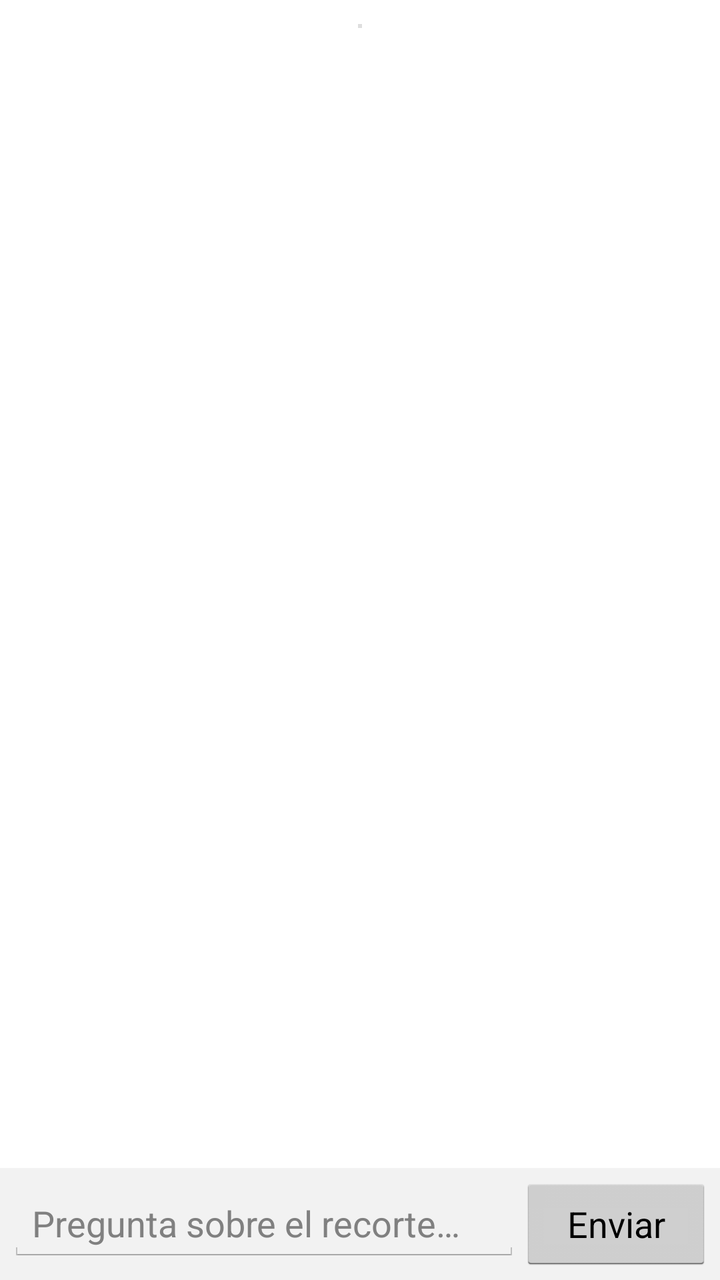
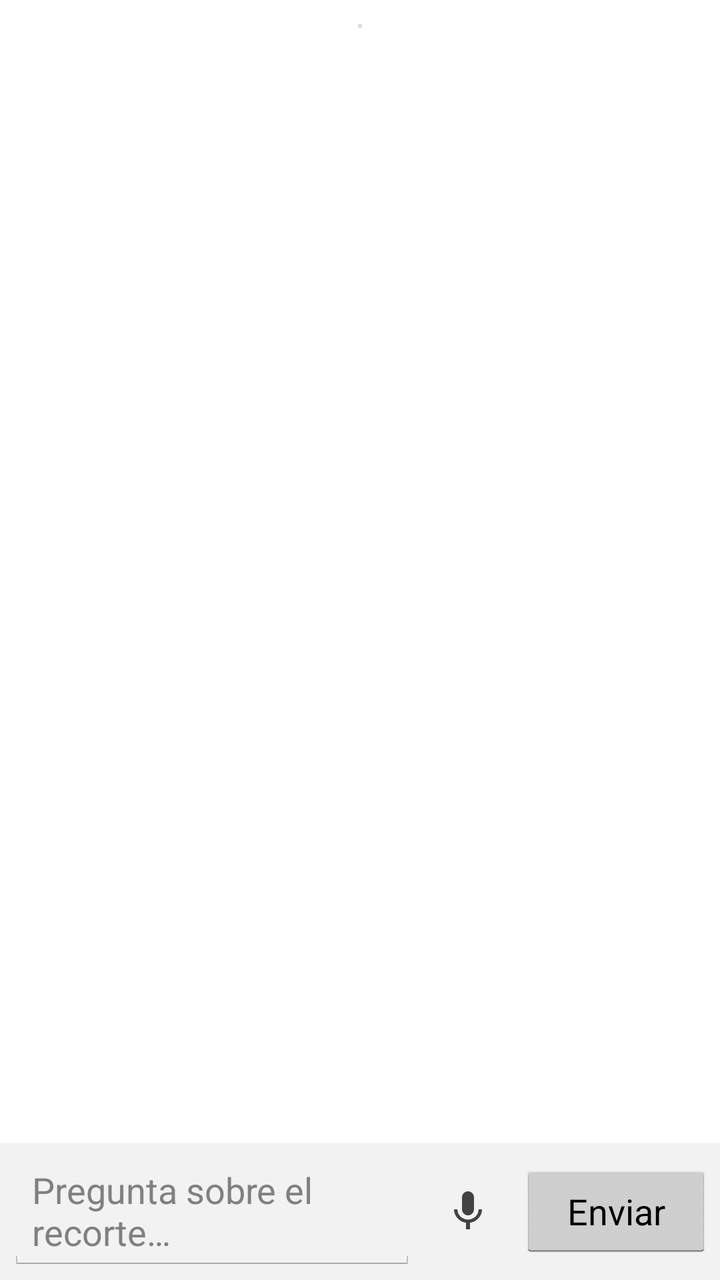

An Android layout rendered at two revisions. The XML below is the earlier revision; the diff shows what the commit changed to produce the second picture.
<!-- AndroidManifest.xml: application theme AppTheme -->
<!-- res/layout/activity_ai_chat.xml -->
<?xml version="1.0" encoding="utf-8"?>
<LinearLayout xmlns:android="http://schemas.android.com/apk/res/android"
    android:layout_width="match_parent"
    android:layout_height="match_parent"
    android:orientation="vertical">

    <ScrollView
        android:id="@+id/ai_scroll"
        android:layout_width="match_parent"
        android:layout_height="0dp"
        android:layout_weight="1">

        
        <LinearLayout
            android:id="@+id/ai_messages"
            android:layout_width="match_parent"
            android:layout_height="wrap_content"
            android:orientation="vertical"
            android:padding="12dp">

            <ImageView
                android:id="@+id/ai_image"
                android:layout_width="wrap_content"
                android:layout_height="wrap_content"
                android:layout_gravity="center_horizontal"
                android:adjustViewBounds="true"
                android:background="#FFDEDEDE"
                android:contentDescription="@string/ai_selection_image"
                android:maxHeight="200dp"
                android:padding="1dp"
                android:scaleType="fitCenter" />
        </LinearLayout>
    </ScrollView>

    <LinearLayout
        style="@style/InkToolbar"
        android:layout_width="match_parent"
        android:layout_height="wrap_content"
        android:paddingBottom="4dp"
        android:paddingTop="4dp">

        <EditText
            android:id="@+id/ai_input"
            android:layout_width="0dp"
            android:layout_height="wrap_content"
            android:layout_weight="1"
            android:hint="@string/ai_chat_hint"
            android:importantForAutofill="no"
            android:inputType="textMultiLine|textCapSentences"
            android:maxLines="4" />

        <Button
            android:id="@+id/ai_send"
            android:layout_width="wrap_content"
            android:layout_height="wrap_content"
            android:minWidth="96dp"
            android:text="@string/ai_send" />
    </LinearLayout>
</LinearLayout>
<!-- resources referenced by this layout -->
<resources>
  <string name="ai_chat_hint">Pregunta sobre el recorte…</string>
  <string name="ai_selection_image">Recorte de la nota</string>
  <string name="ai_send">Enviar</string>
  <style name="InkToolbar">
          <item name="android:background">#FFF2F2F2</item>
          <item name="android:gravity">center_vertical</item>
          <item name="android:orientation">horizontal</item>
          <item name="android:paddingStart">4dp</item>
          <item name="android:paddingEnd">4dp</item>
      </style>
  <style name="AppTheme" parent="@android:style/Theme.Holo.Light.DarkActionBar" />
</resources>

<!-- the commit's change to res/layout/activity_ai_chat.xml (unified diff, before → after) -->
@@ -49,6 +49,12 @@
             android:inputType="textMultiLine|textCapSentences"
             android:maxLines="4" />
 
+        <ImageButton
+            android:id="@+id/ai_dictate"
+            style="@style/InkTool"
+            android:contentDescription="@string/action_dictate"
+            android:src="@drawable/ic_mic" />
+
         <Button
             android:id="@+id/ai_send"
             android:layout_width="wrap_content"
<!-- resource entries referenced after the edit -->
@@ -1,8 +1,28 @@
 <!-- resources referenced by this layout -->
 <resources>
+  <!-- drawable ic_mic (drawable) -->
+  <?xml version="1.0" encoding="utf-8"?>
+  <vector xmlns:android="http://schemas.android.com/apk/res/android"
+      android:width="24dp"
+      android:height="24dp"
+      android:viewportWidth="24"
+      android:viewportHeight="24">
+      <path
+          android:fillColor="#FF424242"
+          android:pathData="M12,14c1.66,0 2.99,-1.34 2.99,-3L15,5c0,-1.66 -1.34,-3 -3,-3S9,3.34 9,5v6c0,1.66 1.34,3 3,3zM17.3,11c0,3 -2.54,5.1 -5.3,5.1S6.7,14 6.7,11L5,11c0,3.41 2.72,6.23 6,6.72L11,21h2v-3.28c3.28,-0.48 6,-3.3 6,-6.72h-1.7z" />
+  </vector>
+  <string name="action_dictate">Dictar</string>
   <string name="ai_chat_hint">Pregunta sobre el recorte…</string>
   <string name="ai_selection_image">Recorte de la nota</string>
   <string name="ai_send">Enviar</string>
+  <style name="InkTool">
+          <item name="android:layout_width">48dp</item>
+          <item name="android:layout_height">40dp</item>
+          <item name="android:layout_marginStart">2dp</item>
+          <item name="android:layout_marginEnd">2dp</item>
+          <item name="android:background">@drawable/tool_background</item>
+          <item name="android:scaleType">center</item>
+      </style>
   <style name="InkToolbar">
           <item name="android:background">#FFF2F2F2</item>
           <item name="android:gravity">center_vertical</item>
@@ -11,5 +31,26 @@
           <item name="android:paddingEnd">4dp</item>
       </style>
   <style name="AppTheme" parent="@android:style/Theme.Holo.Light.DarkActionBar" />
+  <!-- drawable tool_background (drawable) -->
+  <?xml version="1.0" encoding="utf-8"?>
+  <selector xmlns:android="http://schemas.android.com/apk/res/android">
+      <item android:state_pressed="true">
+          <shape android:shape="rectangle">
+              <solid android:color="#FFD6E2F0" />
+              <corners android:radius="6dp" />
+          </shape>
+      </item>
+      <item android:state_selected="true">
+          <shape android:shape="rectangle">
+              <solid android:color="#FFC7D9F2" />
+              <corners android:radius="6dp" />
+          </shape>
+      </item>
+      <item>
+          <shape android:shape="rectangle">
+              <solid android:color="#00000000" />
+          </shape>
+      </item>
+  </selector>
 </resources>
 
